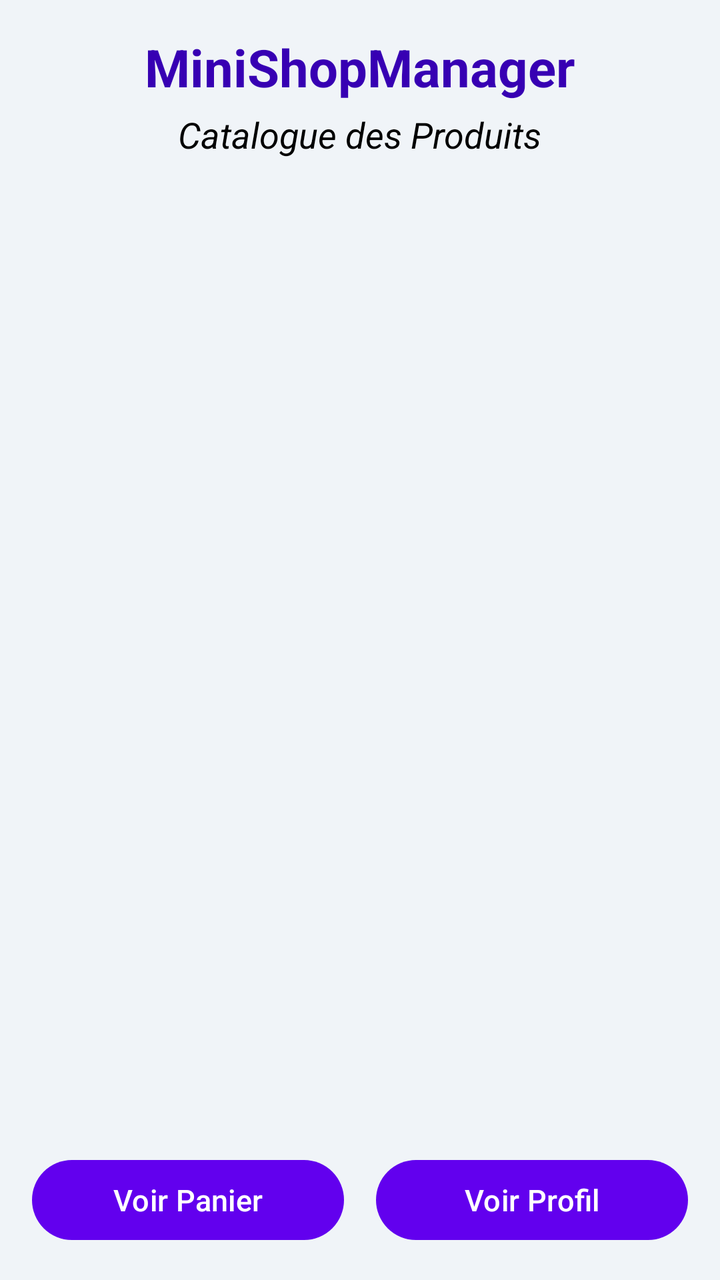
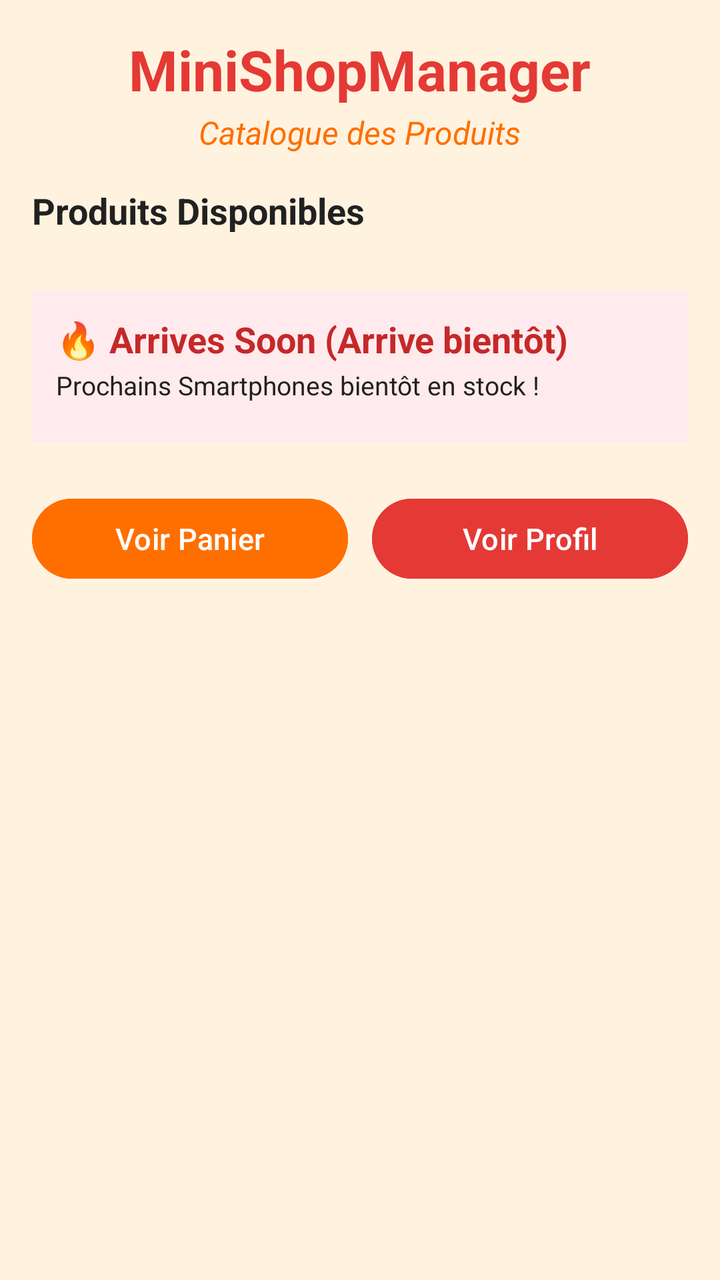

Screens rendered from an Android XML layout before and after an edit, with the pre-edit source and the edit as a unified diff.
<!-- AndroidManifest.xml: application theme Theme.MiniShopManager -->
<!-- res/layout/activity_main.xml -->
<?xml version="1.0" encoding="utf-8"?>
<LinearLayout xmlns:android="http://schemas.android.com/apk/res/android"
    xmlns:tools="http://schemas.android.com/tools"
    android:layout_width="match_parent"
    android:layout_height="match_parent"
    android:orientation="vertical"
    android:background="@color/catalog_bg"
    android:padding="16dp"
    tools:context=".MainActivity">

    <TextView
        android:id="@+id/tvAppName"
        android:layout_width="wrap_content"
        android:layout_height="wrap_content"
        android:layout_gravity="center_horizontal"
        android:text="@string/app_name"
        android:textSize="26sp"
        android:textStyle="bold"
        android:textColor="@color/purple_700"
        android:layout_marginBottom="4dp" />

    <TextView
        android:id="@+id/tvCatalogTitle"
        android:layout_width="wrap_content"
        android:layout_height="wrap_content"
        android:layout_gravity="center_horizontal"
        android:text="@string/catalog_title"
        android:textSize="18sp"
        android:textStyle="italic"
        android:textColor="@color/black"
        android:layout_marginBottom="12dp" />

    <ListView
        android:id="@+id/listViewProducts"
        android:layout_width="match_parent"
        android:layout_height="0dp"
        android:layout_weight="1"
        android:divider="@android:color/transparent"
        android:dividerHeight="8dp"
        android:layout_marginBottom="12dp" />

    <LinearLayout
        android:layout_width="match_parent"
        android:layout_height="wrap_content"
        android:orientation="horizontal"
        android:gravity="center">

        <Button
            android:id="@+id/btnCart"
            android:layout_width="0dp"
            android:layout_height="wrap_content"
            android:layout_weight="1"
            android:layout_marginEnd="8dp"
            android:text="Voir Panier"
            android:textSize="15sp" />

        <Button
            android:id="@+id/btnSuivant"
            android:layout_width="0dp"
            android:layout_height="wrap_content"
            android:layout_weight="1"
            android:layout_marginStart="8dp"
            android:text="@string/btn_suivant"
            android:textSize="15sp" />
    </LinearLayout>

</LinearLayout>
<!-- resources referenced by this layout -->
<resources>
  <color name="black">#FF000000</color>
  <color name="catalog_bg">#F0F4F8</color>
  <color name="purple_700">#3700B3</color>
  <string name="app_name">MiniShopManager</string>
  <string name="btn_suivant">Voir Profil</string>
  <string name="catalog_title">Catalogue des Produits</string>
  <style name="Theme.MiniShopManager" parent="Theme.Material3.DayNight.NoActionBar">
          <item name="colorPrimary">@color/purple_500</item>
      </style>
  <color name="purple_500">#6200EE</color>
</resources>

<!-- the commit's change to res/layout/activity_main.xml (unified diff, before → after) -->
@@ -1,67 +1,122 @@
 <?xml version="1.0" encoding="utf-8"?>
-<LinearLayout xmlns:android="http://schemas.android.com/apk/res/android"
+<ScrollView xmlns:android="http://schemas.android.com/apk/res/android"
     xmlns:tools="http://schemas.android.com/tools"
     android:layout_width="match_parent"
     android:layout_height="match_parent"
-    android:orientation="vertical"
     android:background="@color/catalog_bg"
-    android:padding="16dp"
+    android:fillViewport="true"
     tools:context=".MainActivity">
-
-    <TextView
-        android:id="@+id/tvAppName"
-        android:layout_width="wrap_content"
-        android:layout_height="wrap_content"
-        android:layout_gravity="center_horizontal"
-        android:text="@string/app_name"
-        android:textSize="26sp"
-        android:textStyle="bold"
-        android:textColor="@color/purple_700"
-        android:layout_marginBottom="4dp" />
-
-    <TextView
-        android:id="@+id/tvCatalogTitle"
-        android:layout_width="wrap_content"
-        android:layout_height="wrap_content"
-        android:layout_gravity="center_horizontal"
-        android:text="@string/catalog_title"
-        android:textSize="18sp"
-        android:textStyle="italic"
-        android:textColor="@color/black"
-        android:layout_marginBottom="12dp" />
-
-    <ListView
-        android:id="@+id/listViewProducts"
-        android:layout_width="match_parent"
-        android:layout_height="0dp"
-        android:layout_weight="1"
-        android:divider="@android:color/transparent"
-        android:dividerHeight="8dp"
-        android:layout_marginBottom="12dp" />
 
     <LinearLayout
         android:layout_width="match_parent"
         android:layout_height="wrap_content"
-        android:orientation="horizontal"
-        android:gravity="center">
+        android:orientation="vertical"
+        android:padding="16dp">
 
-        <Button
-            android:id="@+id/btnCart"
-            android:layout_width="0dp"
+        <TextView
+            android:id="@+id/tvAppName"
+            android:layout_width="wrap_content"
             android:layout_height="wrap_content"
-            android:layout_weight="1"
-            android:layout_marginEnd="8dp"
-            android:text="Voir Panier"
-            android:textSize="15sp" />
+            android:layout_gravity="center_horizontal"
+            android:text="@string/app_name"
+            android:textSize="28sp"
+            android:textStyle="bold"
+            android:textColor="@color/red_primary"
+            android:layout_marginBottom="2dp" />
 
-        <Button
-            android:id="@+id/btnSuivant"
-            android:layout_width="0dp"
+        <TextView
+            android:id="@+id/tvCatalogTitle"
+            android:layout_width="wrap_content"
             android:layout_height="wrap_content"
-            android:layout_weight="1"
-            android:layout_marginStart="8dp"
-            android:text="@string/btn_suivant"
-            android:textSize="15sp" />
+            android:layout_gravity="center_horizontal"
+            android:text="@string/catalog_title"
+            android:textSize="16sp"
+            android:textStyle="italic"
+            android:textColor="@color/orange_primary"
+            android:layout_marginBottom="16dp" />
+
+        <TextView
+            android:id="@+id/tvSectionAvailable"
+            android:layout_width="wrap_content"
+            android:layout_height="wrap_content"
+            android:text="@string/section_available"
+            android:textSize="18sp"
+            android:textStyle="bold"
+            android:textColor="@color/black"
+            android:layout_marginBottom="8dp" />
+
+        <ListView
+            android:id="@+id/listViewProducts"
+            android:layout_width="match_parent"
+            android:layout_height="wrap_content"
+            android:divider="@android:color/transparent"
+            android:dividerHeight="8dp"
+            android:nestedScrollingEnabled="false"
+            android:layout_marginBottom="20dp" />
+
+        <LinearLayout
+            android:layout_width="match_parent"
+            android:layout_height="wrap_content"
+            android:orientation="vertical"
+            android:padding="12dp"
+            android:background="@color/red_light"
+            android:layout_marginBottom="16dp">
+
+            <TextView
+                android:id="@+id/tvSectionArrivesSoon"
+                android:layout_width="wrap_content"
+                android:layout_height="wrap_content"
+                android:text="@string/section_arrives_soon"
+                android:textSize="18sp"
+                android:textStyle="bold"
+                android:textColor="@color/red_dark" />
+
+            <TextView
+                android:layout_width="wrap_content"
+                android:layout_height="wrap_content"
+                android:text="@string/section_arrives_soon_subtitle"
+                android:textSize="13sp"
+                android:textColor="@color/black"
+                android:layout_marginTop="2dp"
+                android:layout_marginBottom="8dp" />
+
+            <ListView
+                android:id="@+id/listViewArrivesSoon"
+                android:layout_width="match_parent"
+                android:layout_height="wrap_content"
+                android:divider="@android:color/transparent"
+                android:dividerHeight="8dp"
+                android:nestedScrollingEnabled="false" />
+        </LinearLayout>
+
+        <LinearLayout
+            android:layout_width="match_parent"
+            android:layout_height="wrap_content"
+            android:orientation="horizontal"
+            android:gravity="center"
+            android:layout_marginTop="8dp">
+
+            <Button
+                android:id="@+id/btnCart"
+                android:layout_width="0dp"
+                android:layout_height="wrap_content"
+                android:layout_weight="1"
+                android:layout_marginEnd="6dp"
+                android:text="@string/btn_cart"
+                android:textSize="15sp"
+                android:backgroundTint="@color/orange_primary" />
+
+            <Button
+                android:id="@+id/btnSuivant"
+                android:layout_width="0dp"
+                android:layout_height="wrap_content"
+                android:layout_weight="1"
+                android:layout_marginStart="6dp"
+                android:text="@string/btn_suivant"
+                android:textSize="15sp"
+                android:backgroundTint="@color/red_primary" />
+        </LinearLayout>
+
     </LinearLayout>
 
-</LinearLayout>
+</ScrollView>
<!-- resource entries referenced after the edit -->
@@ -1,14 +1,21 @@
 <!-- resources referenced by this layout -->
 <resources>
-  <color name="black">#FF000000</color>
-  <color name="catalog_bg">#F0F4F8</color>
-  <color name="purple_700">#3700B3</color>
+  <color name="black">#212121</color>
+  <color name="catalog_bg">#FFF3E0</color>
+  <color name="orange_primary">#FF6F00</color>
+  <color name="red_dark">#C62828</color>
+  <color name="red_light">#FFEBEE</color>
+  <color name="red_primary">#E53935</color>
   <string name="app_name">MiniShopManager</string>
+  <string name="btn_cart">Voir Panier</string>
   <string name="btn_suivant">Voir Profil</string>
   <string name="catalog_title">Catalogue des Produits</string>
+  <string name="section_arrives_soon">🔥 Arrives Soon (Arrive bientôt)</string>
+  <string name="section_arrives_soon_subtitle">Prochains Smartphones bientôt en stock !</string>
+  <string name="section_available">Produits Disponibles</string>
   <style name="Theme.MiniShopManager" parent="Theme.Material3.DayNight.NoActionBar">
           <item name="colorPrimary">@color/purple_500</item>
       </style>
-  <color name="purple_500">#6200EE</color>
+  <color name="purple_500">#FF5722</color>
 </resources>
 
